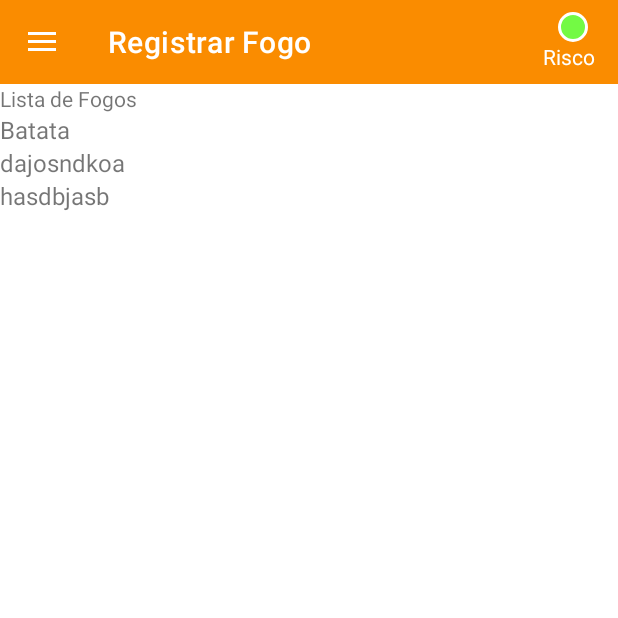
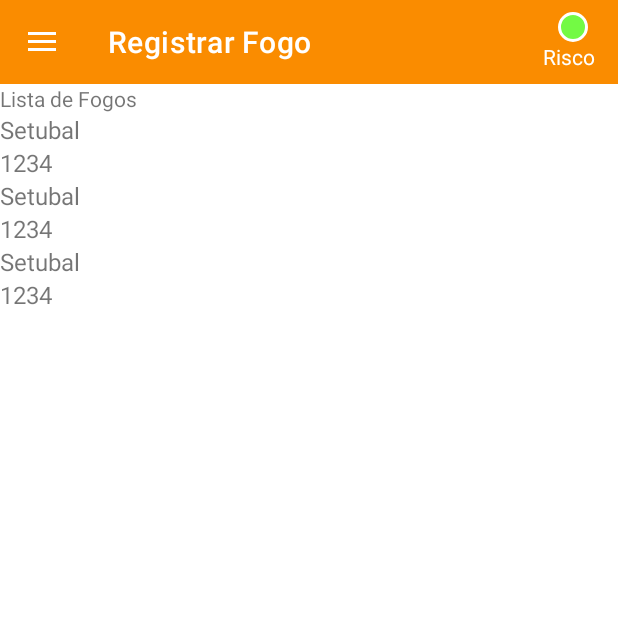
Before and after one commit to matheusbralves/RadarDosFogos, an Android app: the fragment RegisterFireFragment placed in its activity, in the side drawer, after a tap on "Lista de Fogos", on a phone screen of 412 x 824 dp, the top half of it. Run offline under Robolectric (Android 15) with nearby library versions, the phone set to English and light mode, and no system bars.

Commit message:
Editei implementação da lista de fogos

```diff
--- a/app/src/main/java/pt/ulusofona/deisi/cm2122/g21800876_21900074/FireListAdapter.kt
+++ b/app/src/main/java/pt/ulusofona/deisi/cm2122/g21800876_21900074/FireListAdapter.kt
@@ -1,15 +1,17 @@
 package pt.ulusofona.deisi.cm2122.g21800876_21900074
 
+import android.util.Log
 import android.view.LayoutInflater
 import android.view.ViewGroup
 import androidx.recyclerview.widget.RecyclerView
 import pt.ulusofona.deisi.cm2122.g21800876_21900074.databinding.ItemFireBinding
 
-
-class FireListAdapter (private var items: List<String>) : RecyclerView.Adapter<FireListAdapter.FireListViewHolder>() {
+private val TAG = MainActivity::class.java.simpleName
+class FireListAdapter (private var items: List<Fire>) : RecyclerView.Adapter<FireListAdapter.FireListViewHolder>() {
     class FireListViewHolder(val  binding: ItemFireBinding) : RecyclerView.ViewHolder(binding.root)
 
     override fun onCreateViewHolder(parent: ViewGroup, viewType: Int): FireListViewHolder {
+
         return FireListViewHolder(
             ItemFireBinding.inflate (
                 LayoutInflater.from(parent.context),
@@ -19,7 +21,9 @@ class FireListAdapter (private var items: List<String>) : RecyclerView.Adapter<F
     }
 
     override fun onBindViewHolder(holder: FireListViewHolder, position: Int) {
-        holder.binding.fireLocation.text = items[position]
+        Log.i(TAG, "${items[position].nome} TESTE")
+        holder.binding.fireDistrito.text = items[position].distrito
+        holder.binding.fireHora.text = items[position].hora
     }
 
     override fun getItemCount() = items.size
--- a/app/src/main/java/pt/ulusofona/deisi/cm2122/g21800876_21900074/FireListFragment.kt
+++ b/app/src/main/java/pt/ulusofona/deisi/cm2122/g21800876_21900074/FireListFragment.kt
@@ -28,7 +28,14 @@ class FireListFragment : Fragment() {
     private var param2: String? = null
 
     private lateinit var binding: FragmentFireListBinding
-    private val locations = mutableListOf<String>("Batata", "dajosndkoa", "hasdbjasb")
+    private var model: FireModel = FireModel()
+    /*private var locations = listOf<Fire>(
+        Fire("turminha do siri", "12345678", "Setubal","12323", "1234"),
+        Fire("hdhasodkhaso", "12345678", "Setubal","12323", "1234"),
+        Fire("teste", "12345678", "Setubal","12323", "1234")
+    )
+    */
+    private var locations = model.getAllRegistros()
     private val adapter = FireListAdapter(locations)
 
     override fun onCreate(savedInstanceState: Bundle?) {
@@ -43,7 +50,8 @@ class FireListFragment : Fragment() {
         super.onStart()
         binding.rvList.layoutManager = LinearLayoutManager(activity as Context)
         binding.rvList.adapter = adapter
-
+        //model = FireModel()
+        //locations = model.getAllRegistros()
     }
 
     override fun onCreateView(inflater: LayoutInflater, container: ViewGroup?, savedInstanceState: Bundle?): View? {
@@ -51,6 +59,11 @@ class FireListFragment : Fragment() {
             R.layout.fragment_fire_list, container, false
         )
         binding = FragmentFireListBinding.bind(view)
+        //model = FireModel()
+        //model.addRegistro2("turminha do siri", "12345678", "Teste", "12/2/1009","123232")
+        //model.addRegistro2("khasdokoashd", "12345678", "Teste", "12/2/1009","hadosha")
+        //model.addRegistro2("daksdokasd", "12345678", "Teste", "12/2/1009","jdaosd")
+        //locations = model.getAllRegistros()
         return binding.root
     }
 
--- a/app/src/main/java/pt/ulusofona/deisi/cm2122/g21800876_21900074/FireModel.kt
+++ b/app/src/main/java/pt/ulusofona/deisi/cm2122/g21800876_21900074/FireModel.kt
@@ -6,20 +6,16 @@ import android.util.Log
 private val TAG = MainActivity::class.java.simpleName
 
 class FireModel {
-    private val registros = arrayListOf<Fire>()
+
+    private val registros = arrayListOf<Fire>(Fire("turminha do siri", "12345678", "Setubal","12323", "1234"),
+        Fire("hdhasodkhaso", "12345678", "Setubal","12323", "1234"),
+        Fire("teste", "12345678", "Setubal","12323", "1234"))
 
     fun addRegistro(nome : String, numeroCC : String, distrito : String, data : String,
-    hora : String, foto : Bitmap) {
-        val fire = Fire()
-        fire.nome = nome
-        fire.numeroCC = numeroCC
-        fire.distrito = distrito
-        fire.data = data
-        fire.hora = hora
-        fire.foto = foto
+    hora : String) {
 
-        registros.add(fire)
-        Log.i(TAG, "$fire")
+        registros.add(Fire(nome, numeroCC, distrito, data, hora))
+        //Log.i(TAG, "$fire")
     }
 
     fun getAllRegistros() : List<Fire> {
--- a/app/src/main/java/pt/ulusofona/deisi/cm2122/g21800876_21900074/RegisterFireFragment.kt
+++ b/app/src/main/java/pt/ulusofona/deisi/cm2122/g21800876_21900074/RegisterFireFragment.kt
@@ -111,7 +111,7 @@ class RegisterFireFragment : Fragment() {
 
         if(validateAll(name, numberCC)){
             Log.i(TAG, "Salvar na lista")
-            model.addRegistro(name, numberCC, distric, date, hour, photo)
+            model.addRegistro(name, numberCC, distric, date, hour)
             Toast.makeText(activity, "Fogo registrado com sucesso!", Toast.LENGTH_SHORT).show()
             binding.nomeInput.text.clear()
             binding.numeroccInput.text.clear()
--- a/app/src/main/res/layout/item_fire.xml
+++ b/app/src/main/res/layout/item_fire.xml
@@ -6,7 +6,14 @@
     android:layout_height="wrap_content">
 
     <TextView
-        android:id="@+id/fire_location"
+        android:id="@+id/fire_distrito"
+        android:layout_width="match_parent"
+        android:layout_height="wrap_content"
+        android:textSize="16sp"
+        />
+
+    <TextView
+        android:id="@+id/fire_hora"
         android:layout_width="match_parent"
         android:layout_height="wrap_content"
         android:textSize="16sp"
```
Also changed, not shown: app/src/main/java/pt/ulusofona/deisi/cm2122/g21800876_21900074/Fire.kt (+8 -9 lines).
